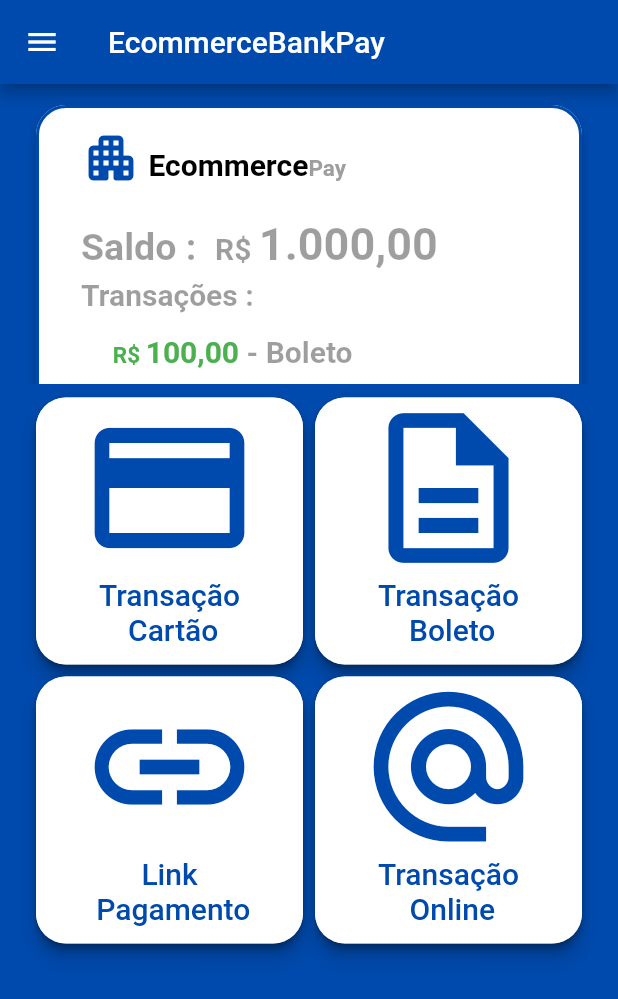
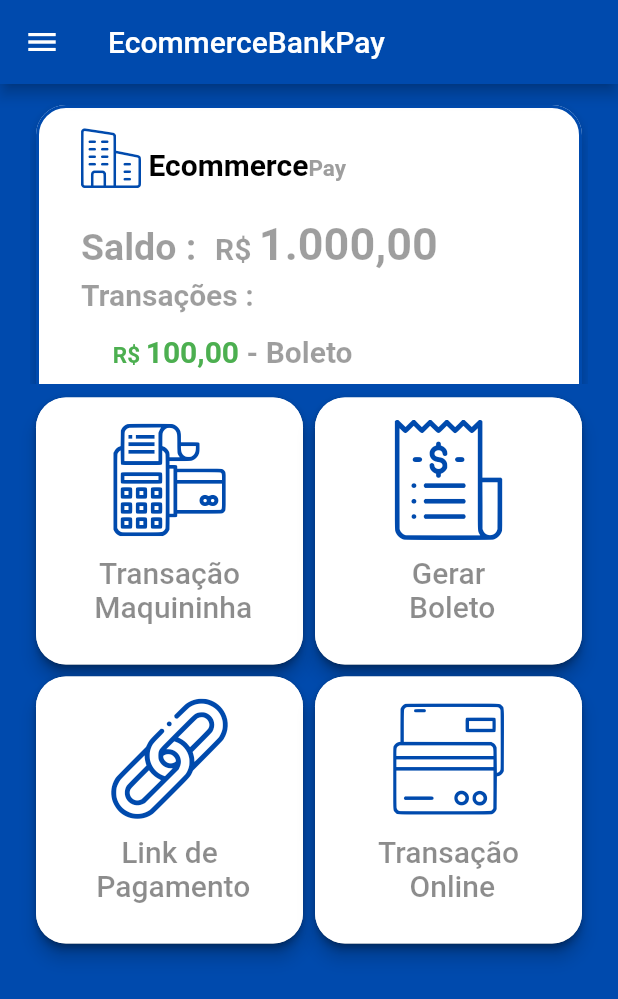
Before and after one commit to paulosaldanha/flutter_mobx_crud, a Flutter app: the screen it shows after launch, on a phone screen of 412 x 824 dp. Shown: the top 999 px of the screen. Run offline on Flutter 3.47's test engine with Material 2 defaults, Android fonts, the phone set to English and light mode, and no system bars; our stand-ins replace carousel_pro, flushbar, flutter_bluetooth_serial, flutter_mobx, flutter_typeahead, mobx and 1 more; missing offline and left inert: combos, cpfcnpj, pagarme_mpos_flutter; accounts and stored records are empty; generated files the repository leaves out were written again.

Commit message:
novos icons

```diff
--- /dev/null
+++ b/lib/presentation/ecommerce_bank_pay_icons.dart
@@ -0,0 +1,33 @@
+/// Flutter icons Ecommerce_bank_pay
+/// Copyright (C) 2020 by original authors @ fluttericon.com, fontello.com
+/// This font was generated by FlutterIcon.com, which is derived from Fontello.
+///
+/// To use this font, place it in your fonts/ directory and include the
+/// following in your pubspec.yaml
+///
+/// flutter:
+///   fonts:
+///    - family:  Ecommerce_bank_pay
+///      fonts:
+///       - asset: fonts/Ecommerce_bank_pay.ttf
+///
+///
+///
+import 'package:flutter/widgets.dart';
+
+class Ecommerce_bank_pay {
+  Ecommerce_bank_pay._();
+
+  static const _kFontFam = 'Ecommerce_bank_pay';
+  static const _kFontPkg = null;
+
+  static const IconData arrow_blue = IconData(0xe800, fontFamily: _kFontFam, fontPackage: _kFontPkg);
+  static const IconData boleto = IconData(0xe801, fontFamily: _kFontFam, fontPackage: _kFontPkg);
+  static const IconData companie = IconData(0xe802, fontFamily: _kFontFam, fontPackage: _kFontPkg);
+  static const IconData faq = IconData(0xe803, fontFamily: _kFontFam, fontPackage: _kFontPkg);
+  static const IconData link_pagamento = IconData(0xe804, fontFamily: _kFontFam, fontPackage: _kFontPkg);
+  static const IconData mail = IconData(0xe805, fontFamily: _kFontFam, fontPackage: _kFontPkg);
+  static const IconData mpos = IconData(0xe806, fontFamily: _kFontFam, fontPackage: _kFontPkg);
+  static const IconData whatsapp = IconData(0xe807, fontFamily: _kFontFam, fontPackage: _kFontPkg);
+  static const IconData credito_online = IconData(0xe808, fontFamily: _kFontFam, fontPackage: _kFontPkg);
+}
--- a/lib/presentation/home_icons.dart
+++ /dev/null
@@ -1,22 +0,0 @@
-/// flutter:
-///   fonts:
-///    - family:  HomeIcons
-///      fonts:
-///       - asset: fonts/HomeIcons.ttf
-///
-///
-///
-import 'package:flutter/widgets.dart';
-
-class HomeIcons {
-	HomeIcons._();
-
-	static const _kFontFam = 'HomeIcons';
-
-	static const IconData menu_nativo = const IconData( 0xe000, fontFamily: _kFontFam, fontPackage: 'cloudcrm-ui');
-	static const IconData bot_o_transa__o_online = const IconData( 0xe001, fontFamily: _kFontFam, fontPackage: 'cloudcrm-ui');
-	static const IconData bot_o_link_de_pagamento = const IconData( 0xe002, fontFamily: _kFontFam, fontPackage: 'cloudcrm-ui');
-	static const IconData bot_o_boleto = const IconData( 0xe003, fontFamily: _kFontFam, fontPackage: 'cloudcrm-ui');
-	static const IconData bot_o_mpos = const IconData( 0xe004, fontFamily: _kFontFam, fontPackage: 'cloudcrm-ui');
-	static const IconData menu_superior = const IconData( 0xe005, fontFamily: _kFontFam, fontPackage: 'cloudcrm-ui');
-}
--- a/lib/src/components/home_card.dart
+++ b/lib/src/components/home_card.dart
@@ -1,3 +1,4 @@
+import 'package:estruturabasica/presentation/ecommerce_bank_pay_icons.dart';
 import 'package:estruturabasica/src/controllers/home/home_controller.dart';
 import 'package:flutter/cupertino.dart';
 import 'package:flutter/material.dart';
@@ -107,7 +108,7 @@ class HomeCard extends StatelessWidget {
       child: Align(
           alignment: Alignment.centerLeft,
           child: Icon(
-            Icons.apartment_rounded,
+            Ecommerce_bank_pay.companie,
             color: Color.fromRGBO(0, 74, 173, 1),
             size: 40,
           )),
--- a/lib/src/components/home_icon.dart
+++ b/lib/src/components/home_icon.dart
@@ -9,19 +9,28 @@ class HomeIcon extends StatelessWidget {
   @override
   Widget build(BuildContext context) {
     return Container(
+      padding: EdgeInsets.all(5),
       child: Column(
+        mainAxisAlignment: MainAxisAlignment.center,
+        crossAxisAlignment: CrossAxisAlignment.center,
         children: [
+          SizedBox(
+            height: 10,
+          ),
           Icon(
             icon,
             color: Color.fromRGBO(0, 74, 173, 1),
-            size: 120.0,
+            size: 80,
+          ),
+          SizedBox(
+            height: 10,
           ),
           Text(
             text,
             textAlign: TextAlign.center,
             style: TextStyle(
-                fontSize: 20.0,
-              color: Color.fromRGBO(0, 74, 173, 1),),
+                fontSize: 20,
+              color: Colors.black45),
           ),
         ],
       ),
--- a/lib/src/screens/home/home.dart
+++ b/lib/src/screens/home/home.dart
@@ -1,3 +1,4 @@
+import 'package:estruturabasica/presentation/ecommerce_bank_pay_icons.dart';
 import 'package:estruturabasica/src/components/home_card.dart';
 import 'package:estruturabasica/src/components/home_card_grid.dart';
 import 'package:estruturabasica/src/screens/transaction/transaction_mpos_form.dart';
@@ -21,10 +22,10 @@ class Home extends StatelessWidget {
                     crossAxisCount: 2,
                     shrinkWrap: true,
                     children: [
-                      HomeCardGrid(TransactionMposForm(), Icons.credit_card_outlined, "Transação \n Cartão"),
-                      HomeCardGrid(TransactionBoletoForm(), Icons.description_outlined, "Transação \n Boleto"),
-                      HomeCardGrid(TransactionMposForm(), Icons.link, "Link  \n Pagamento"),
-                      HomeCardGrid(TransactionOnlineForm(), Icons.alternate_email_outlined, "Transação \n Online"),
+                      HomeCardGrid(TransactionMposForm(), Ecommerce_bank_pay.mpos, "Transação \n Maquininha"),
+                      HomeCardGrid(TransactionBoletoForm(), Ecommerce_bank_pay.boleto, "Gerar\n Boleto"),
+                      HomeCardGrid(TransactionMposForm(), Ecommerce_bank_pay.link_pagamento, "Link de \n Pagamento"),
+                      HomeCardGrid(TransactionOnlineForm(), Ecommerce_bank_pay.credito_online, "Transação \n Online"),
               ]),
           ),
         ],
--- a/pubspec.yaml
+++ b/pubspec.yaml
@@ -56,9 +56,9 @@ flutter:
   uses-material-design: true
 
   fonts:
-    - family:  HomeIcons
+    - family:  Ecommerce_bank_pay
       fonts:
-        - asset: fonts/HomeIcons.ttf
+        - asset: fonts/Ecommerce_bank_pay.ttf
 
   assets:
     - images/card.png
```
Also changed, not shown: fonts/Ecommerce_bank_pay.ttf (added), fonts/HomeIcons.ttf (deleted).
